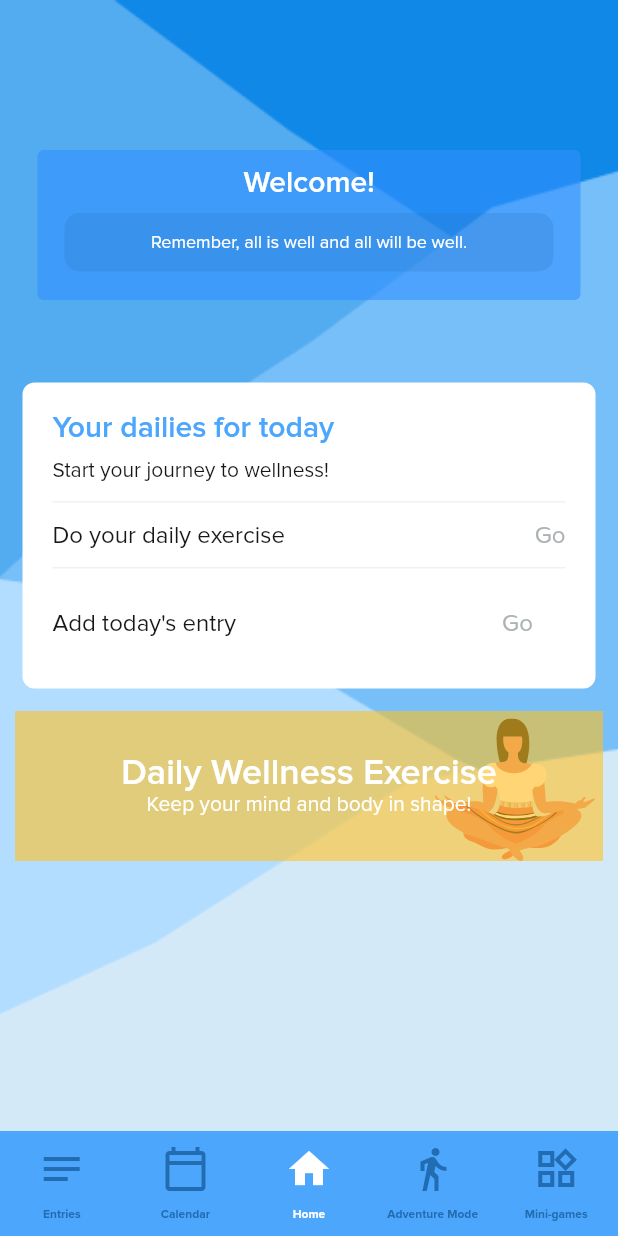
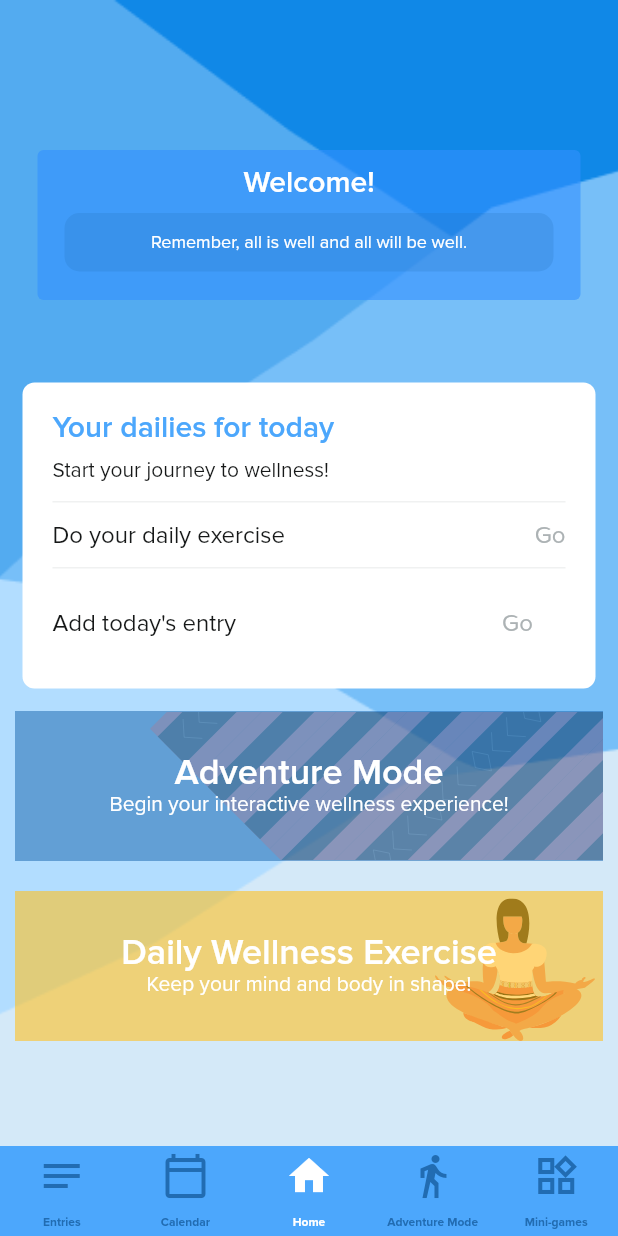
Before and after one commit to JobCuta/CIS-9340-Thesis, a Flutter app: the screen it shows after launch, on a phone screen of 412 x 824 dp. Run offline on Flutter 3.47's test engine with Material 2 defaults, Android fonts, the phone set to English and light mode, and no system bars; our stand-ins replace animated_text_kit, circular_countdown_timer, email_validator, flutter_secure_storage, flutter_svg, get and 4 more.

Commit message:
Adventure button + fixed routing (wellness exs)

```diff
--- a/lib/main.dart
+++ b/lib/main.dart
@@ -40,7 +40,6 @@ class _MainState extends State<Main> {
   @override
   void initState() {
     UserSecureStorage.getLoginKey().then((value) {
-      print(value);
       if (value == null) {
         setState(() {
           isLoggedIn = false;
@@ -51,7 +50,6 @@ class _MainState extends State<Main> {
         });
       }
     });
-    print(isLoggedIn);
     super.initState();
   }
 
@@ -101,10 +99,12 @@ class _MainState extends State<Main> {
               page: () => const WellnessExercisesScreen()),
 
           GetPage(
-              name: '/emotionStartScreen', page: () => const EmotionalEvaluationStartScreen()),
+              name: '/emotionStartScreen',
+              page: () => const EmotionalEvaluationStartScreen()),
 
           GetPage(
-              name: '/emotionEndScreen', page: () => const EmotionalEvaluationEndScreen()),
+              name: '/emotionEndScreen',
+              page: () => const EmotionalEvaluationEndScreen()),
         ],
         theme: ThemeData(
           fontFamily: 'Proxima Nova',
@@ -117,7 +117,8 @@ class _MainState extends State<Main> {
           ),
           elevatedButtonTheme: ElevatedButtonThemeData(
             style: ElevatedButton.styleFrom(
-              shape: RoundedRectangleBorder(borderRadius: BorderRadius.circular(24)),
+              shape: RoundedRectangleBorder(
+                  borderRadius: BorderRadius.circular(24)),
               primary: Colors.green[400],
               padding: const EdgeInsets.all(10),
             ),
--- a/lib/screens/main/HomepageScreen.dart
+++ b/lib/screens/main/HomepageScreen.dart
@@ -15,10 +15,7 @@ class _HomePageScreenState extends State<HomePageScreen> {
   @override
   Widget build(BuildContext context) {
     return Scaffold(
-
-
-        body: Stack(
-            children: [
+      body: Stack(children: [
         Container(
             decoration: const BoxDecoration(
                 image: DecorationImage(
@@ -26,56 +23,52 @@ class _HomePageScreenState extends State<HomePageScreen> {
                       'assets/background_images/blue_background.png',
                     ),
                     fit: BoxFit.cover))),
-
-              Column(
+        SingleChildScrollView(
+          child: Column(
             children: [
               Padding(
                 padding: const EdgeInsets.fromLTRB(25, 100, 25, 0),
                 child: Container(
-
                     alignment: Alignment.center,
                     height: 100,
-                        padding:
-                        const EdgeInsets.symmetric(vertical: 12.0, horizontal: 18.0),
+                    padding: const EdgeInsets.symmetric(
+                        vertical: 12.0, horizontal: 18.0),
                     decoration: BoxDecoration(
                         color: const Color(0xff3290FF).withOpacity(0.60),
-                            borderRadius: const BorderRadius.all(Radius.circular(4))),
-                        child: Column(
-                            children: [
+                        borderRadius:
+                            const BorderRadius.all(Radius.circular(4))),
+                    child: Column(children: [
                       const Text('Welcome!',
                           textAlign: TextAlign.center,
                           style: TextStyle(
                               color: Colors.white,
                               fontSize: 20,
                               fontFamily: 'Proxima Nova',
-                                      fontWeight: FontWeight.w600)
-                              ),
-
+                              fontWeight: FontWeight.w600)),
                       const SizedBox(height: 10),
                       Container(
                         alignment: Alignment.center,
-                                padding: const EdgeInsets.symmetric(vertical: 12.0, horizontal: 12.0),
+                        padding: const EdgeInsets.symmetric(
+                            vertical: 12.0, horizontal: 12.0),
                         decoration: BoxDecoration(
-                                    color: const Color(0x216CB2).withOpacity(0.20),
-                                    borderRadius: const BorderRadius.all(Radius.circular(10))),
-                                child: const Text('Remember, all is well and all will be well.',
+                            color: const Color(0xff216CB2).withOpacity(0.20),
+                            borderRadius:
+                                const BorderRadius.all(Radius.circular(10))),
+                        child: const Text(
+                            'Remember, all is well and all will be well.',
                             textAlign: TextAlign.center,
                             style: TextStyle(
                                 color: Colors.white,
                                 fontSize: 12,
                                 fontFamily: 'Proxima Nova',
-                                        fontWeight: FontWeight.w400)
+                                fontWeight: FontWeight.w400)),
+                      )
+                    ])),
               ),
-                              )
-                            ]
-                        )
-                    ),
-                  ),
-
               const SizedBox(height: 50.0),
-
               Padding(
-                    padding: const EdgeInsets.symmetric(vertical: 5.0, horizontal: 15.0),
+                padding:
+                    const EdgeInsets.symmetric(vertical: 5.0, horizontal: 15.0),
                 child: Container(
                   padding: const EdgeInsets.all(20.0),
                   decoration: const BoxDecoration(
@@ -87,97 +80,129 @@ class _HomePageScreenState extends State<HomePageScreen> {
                       Text('Your dailies for today',
                           textAlign: TextAlign.left,
                           style: TextStyle(
-                                  color: Color(0x4ca7fc).withOpacity(1.0),
+                              color: const Color(0xff4ca7fc).withOpacity(1.0),
                               fontSize: 20,
                               fontFamily: 'Proxima Nova',
-                                  fontWeight: FontWeight.w600)
-                          ),
-
+                              fontWeight: FontWeight.w600)),
                       const SizedBox(height: 10.0),
-
                       Text('Start your journey to wellness!',
                           textAlign: TextAlign.center,
                           style: TextStyle(
-                                  color: Color(0x161818).withOpacity(1.0),
+                              color: const Color(0xff161818).withOpacity(1.0),
                               fontSize: 14,
                               fontFamily: 'Proxima Nova',
-                                  fontWeight: FontWeight.w400)
-                          ),
-
+                              fontWeight: FontWeight.w400)),
                       const Divider(
                         color: Color(0xffF0F1F1),
                         height: 25,
                         thickness: 1,
                       ),
-
                       Row(
                         mainAxisAlignment: MainAxisAlignment.spaceBetween,
                         children: [
                           Text('Do your daily exercise',
                               textAlign: TextAlign.center,
                               style: TextStyle(
-                                      color: Color(0x161818).withOpacity(1.0),
+                                  color:
+                                      const Color(0xff161818).withOpacity(1.0),
                                   fontSize: 16,
                                   fontFamily: 'Proxima Nova',
-                                      fontWeight: FontWeight.w400)
-                              ),
-
+                                  fontWeight: FontWeight.w400)),
                           Text('Go',
                               textAlign: TextAlign.center,
                               style: TextStyle(
-                                      color: Color(0xACB2B4).withOpacity(1.0),
+                                  color:
+                                      const Color(0xffACB2B4).withOpacity(1.0),
                                   fontSize: 16,
                                   fontFamily: 'Proxima Nova',
-                                      fontWeight: FontWeight.w400)
-                              ),
+                                  fontWeight: FontWeight.w400)),
                         ],
                       ),
-
                       const Divider(
                         color: Color(0xffF0F1F1),
                         height: 25,
                         thickness: 1,
                       ),
-
                       Row(
                         mainAxisAlignment: MainAxisAlignment.spaceBetween,
                         children: [
-
                           Text("Add today's entry",
                               textAlign: TextAlign.center,
                               style: TextStyle(
-                                      color: Color(0x161818).withOpacity(1.0),
+                                  color:
+                                      const Color(0xff161818).withOpacity(1.0),
                                   fontSize: 16,
                                   fontFamily: 'Proxima Nova',
-                                      fontWeight: FontWeight.w400)
-                              ),
-
+                                  fontWeight: FontWeight.w400)),
                           TextButton(
-                                onPressed: () {Get.toNamed('/emotionStartScreen');},
+                              onPressed: () {
+                                Get.toNamed('/emotionStartScreen');
+                              },
                               child: Text('Go',
                                   textAlign: TextAlign.center,
                                   style: TextStyle(
-                                      color: Color(0xACB2B4).withOpacity(1.0),
+                                      color: const Color(0xffACB2B4)
+                                          .withOpacity(1.0),
                                       fontSize: 16,
                                       fontFamily: 'Proxima Nova',
-                                      fontWeight: FontWeight.w400)
-                              )),
-
+                                      fontWeight: FontWeight.w400))),
                         ],
                       ),
                     ],
                   ),
                 ),
               ),
-
-
+              InkWell(
+                onTap: () {
+                  //Add navigation to the adventure page here
+                },
+                child: Container(
+                  clipBehavior: Clip.antiAliasWithSaveLayer,
+                  height: 100,
+                  // padding: const EdgeInsets.all(10),
+                  margin: const EdgeInsets.all(10),
+                  decoration: BoxDecoration(
+                    color: const Color(0xff216CB2).withOpacity(0.55),
+                  ),
+                  child: Stack(children: [
+                    Padding(
+                      padding: const EdgeInsets.only(left: 90),
+                      child: SvgPicture.asset(
+                        'assets/images/bahag.svg',
+                      ),
+                    ),
+                    Container(
+                      alignment: Alignment.center,
+                      child: Wrap(
+                        crossAxisAlignment: WrapCrossAlignment.center,
+                        direction: Axis.vertical,
+                        children: [
+                          const Text('Adventure Mode',
+                              style: TextStyle(
+                                  fontSize: 24,
+                                  fontWeight: FontWeight.w600,
+                                  color: Colors.white,
+                                  fontFamily: 'Proxima Nova')),
+                          Text('Begin your interactive wellness experience!',
+                              style: Theme.of(context)
+                                  .textTheme
+                                  .bodyText2
+                                  ?.apply(
+                                      color: Colors.white,
+                                      fontFamily: 'Proxima Nova'))
+                        ],
+                      ),
+                    ),
+                  ]),
+                ),
+              ),
               InkWell(
                 onTap: () {
                   Get.toNamed('/shakeScreen', arguments: {'initial?': false});
                 },
                 child: Stack(children: [
                   Padding(
-                        padding: const EdgeInsets.fromLTRB(290, 15, 0, 0),
+                    padding: const EdgeInsets.fromLTRB(290, 15, 0, 75),
                     child: SvgPicture.asset(
                       'assets/images/meditating.svg',
                       height: 95,
@@ -203,7 +228,8 @@ class _HomePageScreenState extends State<HomePageScreen> {
                                 fontFamily: 'Proxima Nova')),
                         Text('Keep your mind and body in shape!',
                             style: Theme.of(context).textTheme.bodyText2?.apply(
-                                    color: Colors.white, fontFamily: 'Proxima Nova'))
+                                color: Colors.white,
+                                fontFamily: 'Proxima Nova'))
                       ],
                     ),
                   ),
@@ -211,48 +237,47 @@ class _HomePageScreenState extends State<HomePageScreen> {
               ),
             ],
           ),
+        )
       ]),
       bottomSheet: bottomNavigationBar(),
     );
   }
 
-  Container bottomNavigationBar() {
-    return Container(
-      padding: const EdgeInsets.symmetric(vertical: 5.0),
-      decoration: const BoxDecoration(
-        color: Color.fromRGBO(76, 167, 252, 1.0),
-      ),
-      child: BottomNavigationBar(
+  bottomNavigationBar() {
+    return BottomNavigationBar(
       elevation: 0.0,
       backgroundColor: const Color.fromRGBO(76, 167, 252, 1.0),
-        items: const <BottomNavigationBarItem> [
+      items: const <BottomNavigationBarItem>[
         BottomNavigationBarItem(
           icon: Padding(
-              padding: EdgeInsets.only(bottom: 10.0), child: Icon(Icons.notes),
+            padding: EdgeInsets.only(bottom: 10.0),
+            child: Icon(Icons.notes),
           ),
           label: 'Entries',
         ),
         BottomNavigationBarItem(
           icon: Padding(
-              padding: EdgeInsets.only(bottom: 10.0), child: Icon(Icons.calendar_today_outlined),
+            padding: EdgeInsets.only(bottom: 10.0),
+            child: Icon(Icons.calendar_today_outlined),
           ),
           label: 'Calendar',
         ),
         BottomNavigationBarItem(
             icon: Padding(
-                padding: EdgeInsets.only(bottom: 10.0), child: Icon(Icons.home),
+              padding: EdgeInsets.only(bottom: 10.0),
+              child: Icon(Icons.home),
             ),
-              label: 'Home'
-          ),
+            label: 'Home'),
         BottomNavigationBarItem(
             icon: Padding(
-                padding: EdgeInsets.only(bottom: 10.0), child: Icon(Icons.directions_walk),
+              padding: EdgeInsets.only(bottom: 10.0),
+              child: Icon(Icons.directions_walk),
             ),
-              label: 'Adventure Mode'
-          ),
+            label: 'Adventure Mode'),
         BottomNavigationBarItem(
           icon: Padding(
-              padding: EdgeInsets.only(bottom: 10.0), child: Icon(Icons.widgets_outlined),
+            padding: EdgeInsets.only(bottom: 10.0),
+            child: Icon(Icons.widgets_outlined),
           ),
           label: 'Mini-games',
         )
@@ -265,15 +290,12 @@ class _HomePageScreenState extends State<HomePageScreen> {
       selectedLabelStyle: const TextStyle(
           fontFamily: 'Proxima Nova',
           fontSize: 8.0,
-            fontWeight: FontWeight.bold
-        ),
+          fontWeight: FontWeight.bold),
       unselectedLabelStyle: const TextStyle(
           fontFamily: 'Proxima Nova',
           fontSize: 8.0,
-            fontWeight: FontWeight.bold
-        ),
+          fontWeight: FontWeight.bold),
       onTap: _onItemTapped,
-      ),
     );
   }
 
--- a/lib/screens/onboarding/intro/ShakeScreen.dart
+++ b/lib/screens/onboarding/intro/ShakeScreen.dart
@@ -368,7 +368,10 @@ class _ExerciseScreenState extends State<ExerciseScreen> {
                                       primary: const Color(0xff4CA7FC),
                                     ),
                                     onPressed: () {
-                                      Get.toNamed('/accountScreen');
+                                      (widget.initialAssessment)
+                                          ? Get.toNamed('/accountScreen')
+                                          : Get.toNamed('/homepage');
+                                      // Get.toNamed('/accountScreen');
                                     },
                                     child: Text(
                                       (widget.initialAssessment)
```
Also changed, not shown: assets/images/bahag.svg (added). Lines whose indentation alone changed are shown as unchanged.
